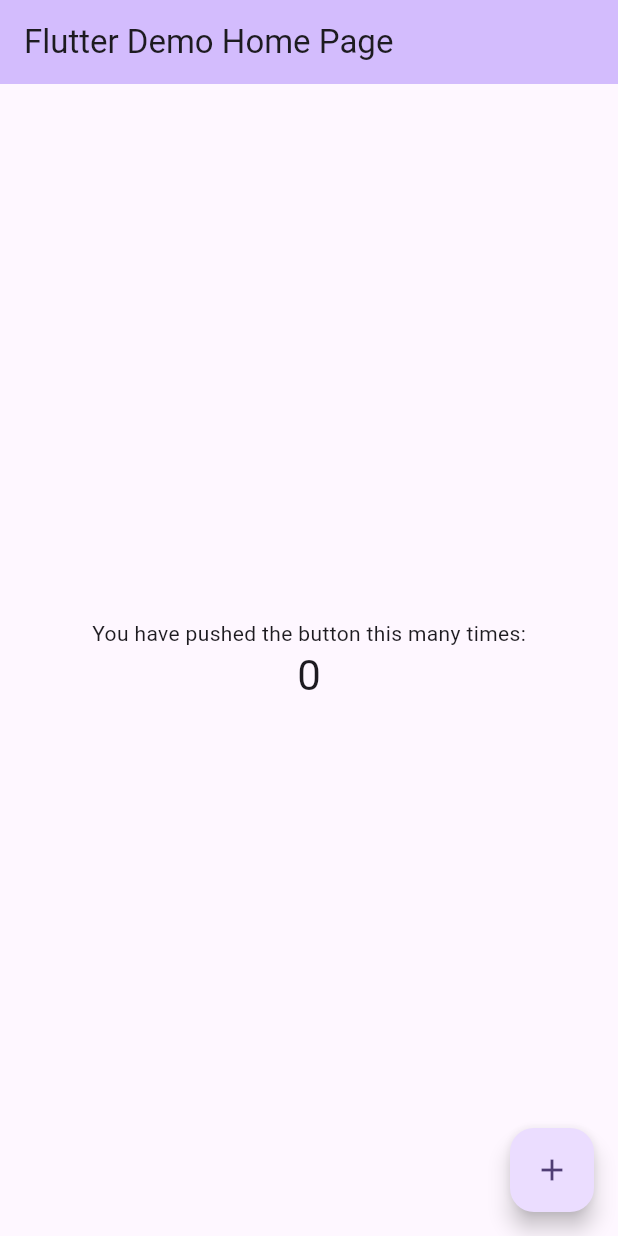
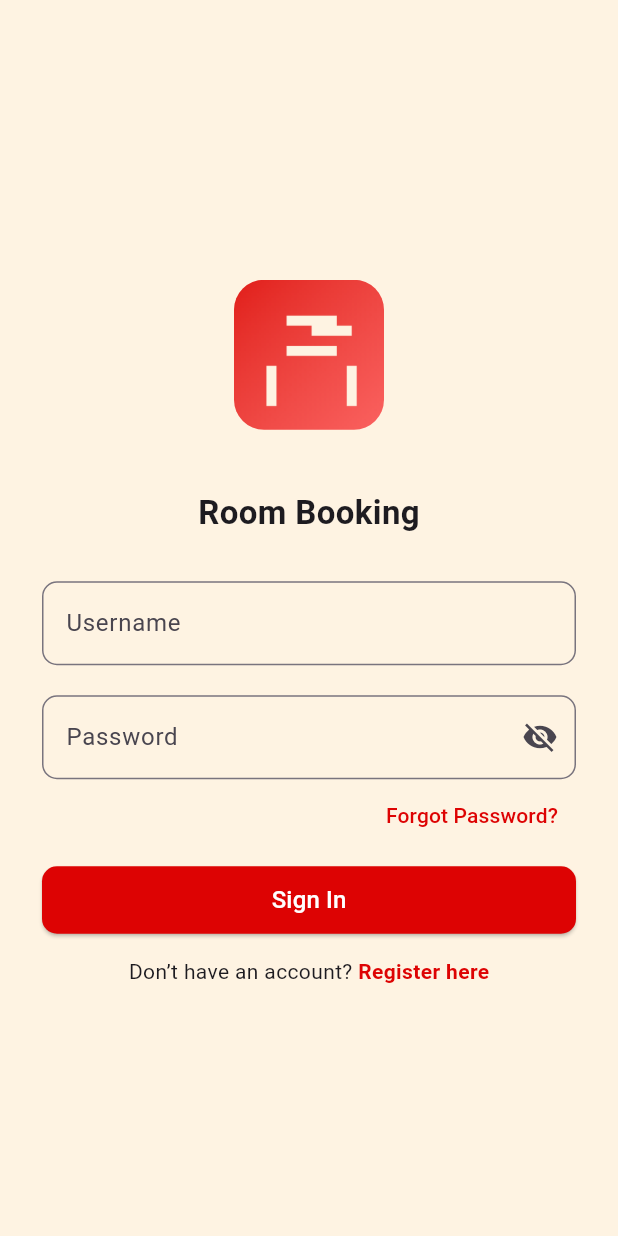
Before and after one commit to sasikrann/mobile_project, a Flutter app: the screen it shows after launch, on a phone screen of 412 x 824 dp. Run offline on Flutter 3.47's test engine with Material 3 defaults, Android fonts, the phone set to English and light mode, and no system bars.

Commit message:
add logo image and create backend ex. app.js (api login and register), db.js , db.sql with package json and create frontend (login page)

```diff
--- /dev/null
+++ b/lib/auth/login.dart
@@ -0,0 +1,201 @@
+import 'dart:convert';
+import 'package:flutter/material.dart';
+import 'package:http/http.dart' as http;
+
+class LoginPage extends StatefulWidget {
+  const LoginPage({super.key});
+
+  @override
+  State<LoginPage> createState() => _LoginPageState();
+}
+
+class _LoginPageState extends State<LoginPage> {
+  final TextEditingController _usernameController = TextEditingController();
+  final TextEditingController _passwordController = TextEditingController();
+  bool _isLoading = false;
+  bool _obscurePassword = true;
+
+  Future<void> _login() async {
+    final username = _usernameController.text.trim();
+    final password = _passwordController.text.trim();
+
+    if (username.isEmpty && password.isEmpty) {
+      _showDialog("Please fill username and password.");
+      return;
+    } else if (username.isEmpty) {
+     _showDialog("Please fill username.");
+      return;
+    } else if (password.isEmpty) {
+       _showDialog("Please fill password.");
+      return;
+    }
+
+
+    setState(() => _isLoading = true);
+
+    try {
+      final response = await http.post(
+        Uri.parse('http://192.168.1.132:3000/api/login'),
+        headers: {'Content-Type': 'application/json'},
+        body: jsonEncode({'username': username, 'password': password}),
+      );
+
+      final data = jsonDecode(response.body);
+
+      if (response.statusCode == 200) {
+        _showDialog("Login successful: ${data['user']['role']}"); //รอแก้
+
+      } else {
+        _showDialog("${data['message']}");
+      }
+    } catch (e) {
+      _showDialog("⚠️ Connection error: $e");
+    }
+
+    setState(() => _isLoading = false);
+  }
+
+  void _showDialog(String message) {
+    showDialog(
+      context: context,
+      builder: (_) => AlertDialog(
+        title: const Text("Room Booking"),
+        content: Text(message),
+        actions: [
+          TextButton(onPressed: () => Navigator.pop(context), child: const Text("OK")),
+        ],
+      ),
+    );
+  }
+
+  @override
+  Widget build(BuildContext context) {
+    return Scaffold(
+      backgroundColor: const Color(0xFFFeF3E2),
+      body: SafeArea(
+        child: Center(
+          child: SingleChildScrollView(
+            padding: const EdgeInsets.symmetric(horizontal: 28, vertical: 40),
+            child: Column(
+              mainAxisAlignment: MainAxisAlignment.center,
+              children: [
+
+                Container(
+                    padding: const EdgeInsets.all(20),
+                    child: ClipRRect(
+                      borderRadius: BorderRadius.circular(20),
+                      child: Image.asset(
+                        'assets/logo.png',
+                        width: 100,
+                        height: 100,
+                        fit: BoxFit.cover,
+                      ),
+                    ),
+                  ),
+                const SizedBox(height: 20),
+                const Text(
+                  "Room Booking",
+                  style: TextStyle(fontSize: 22, fontWeight: FontWeight.bold),
+                ),
+                const SizedBox(height: 30),
+
+                // Username field
+                TextField(
+                  controller: _usernameController,
+                  decoration: InputDecoration(
+                    labelText: "Username",
+                    hintText: "Enter your username",
+                    border: OutlineInputBorder(borderRadius: BorderRadius.circular(10)),
+                  ),
+                ),
+                const SizedBox(height: 20),
+
+                // Password field
+                TextField(
+                  controller: _passwordController,
+                  obscureText: _obscurePassword,
+                  decoration: InputDecoration(
+                    labelText: "Password",
+                    hintText: "Enter your password",
+                    suffixIcon: IconButton(
+                      icon: Icon(
+                        _obscurePassword ? Icons.visibility_off : Icons.visibility,
+                      ),
+                      onPressed: () {
+                        setState(() {
+                          _obscurePassword = !_obscurePassword;
+                        });
+                      },
+                    ),
+                    border: OutlineInputBorder(borderRadius: BorderRadius.circular(10)),
+                  ),
+                ),
+
+                // Forgot Password (placeholder)
+                Container(
+                  alignment: Alignment.centerRight,
+                  child: TextButton(
+                    onPressed: () {},
+                    child: const Text(
+                      "Forgot Password?",
+                      style: TextStyle(color: Color(0xFFDD0303)),
+                    ),
+                  ),
+                ),
+
+                const SizedBox(height: 10),
+
+                // Sign In Button
+                SizedBox(
+                  width: double.infinity,
+                  height: 45,
+                  child: ElevatedButton(
+                    onPressed: _isLoading ? null : _login,
+                    style: ElevatedButton.styleFrom(
+                      backgroundColor: const Color(0xFFDD0303),
+                      shape: RoundedRectangleBorder(
+                        borderRadius: BorderRadius.circular(10),
+
+                      ),
+                    ),
+                    child: _isLoading
+                        ? const CircularProgressIndicator(color: Colors.white)
+                        : const Text(
+                          "Sign In",
+                          style: TextStyle(
+                            fontSize: 16,
+                            color: Colors.white,
+                            ),
+                          ),
+                  ),
+                ),
+
+                const SizedBox(height: 15),
+
+                // Register Link
+                Row(
+                  mainAxisAlignment: MainAxisAlignment.center,
+                  children: [
+                    const Text("Don’t have an account? "),
+                    GestureDetector(
+                      onTap: () {
+
+                      },
+                      child: const Text(
+                        "Register here",
+                        style: TextStyle(
+                          color: Color(0xFFDD0303),
+                          fontWeight: FontWeight.bold,
+                        ),
+                      ),
+                    ),
+                  ],
+                ),
+              ],
+            ),
+          ),
+        ),
+      ),
+    );
+  }
+}
--- a/lib/main.dart
+++ b/lib/main.dart
@@ -1,4 +1,5 @@
 import 'package:flutter/material.dart';
+import 'auth/login.dart';
 
 void main() {
   runApp(const MyApp());
@@ -7,116 +8,11 @@ void main() {
 class MyApp extends StatelessWidget {
   const MyApp({super.key});
 
-  // This widget is the root of your application.
   @override
   Widget build(BuildContext context) {
     return MaterialApp(
-      title: 'Flutter Demo',
-      theme: ThemeData(
-        // This is the theme of your application.
-        //
-        // TRY THIS: Try running your application with "flutter run". You'll see
-        // the application has a purple toolbar. Then, without quitting the app,
-        // try changing the seedColor in the colorScheme below to Colors.green
-        // and then invoke "hot reload" (save your changes or press the "hot
-        // reload" button in a Flutter-supported IDE, or press "r" if you used
-        // the command line to start the app).
-        //
-        // Notice that the counter didn't reset back to zero; the application
-        // state is not lost during the reload. To reset the state, use hot
-        // restart instead.
-        //
-        // This works for code too, not just values: Most code changes can be
-        // tested with just a hot reload.
-        colorScheme: ColorScheme.fromSeed(seedColor: Colors.deepPurple),
-      ),
-      home: const MyHomePage(title: 'Flutter Demo Home Page'),
+      debugShowCheckedModeBanner: false,
+      home: const LoginPage(),
     );
   }
 }
-
-class MyHomePage extends StatefulWidget {
-  const MyHomePage({super.key, required this.title});
-
-  // This widget is the home page of your application. It is stateful, meaning
-  // that it has a State object (defined below) that contains fields that affect
-  // how it looks.
-
-  // This class is the configuration for the state. It holds the values (in this
-  // case the title) provided by the parent (in this case the App widget) and
-  // used by the build method of the State. Fields in a Widget subclass are
-  // always marked "final".
-
-  final String title;
-
-  @override
-  State<MyHomePage> createState() => _MyHomePageState();
-}
-
-class _MyHomePageState extends State<MyHomePage> {
-  int _counter = 0;
-
-  void _incrementCounter() {
-    setState(() {
-      // This call to setState tells the Flutter framework that something has
-      // changed in this State, which causes it to rerun the build method below
-      // so that the display can reflect the updated values. If we changed
-      // _counter without calling setState(), then the build method would not be
-      // called again, and so nothing would appear to happen.
-      _counter++;
-    });
-  }
-
-  @override
-  Widget build(BuildContext context) {
-    // This method is rerun every time setState is called, for instance as done
-    // by the _incrementCounter method above.
-    //
-    // The Flutter framework has been optimized to make rerunning build methods
-    // fast, so that you can just rebuild anything that needs updating rather
-    // than having to individually change instances of widgets.
-    return Scaffold(
-      appBar: AppBar(
-        // TRY THIS: Try changing the color here to a specific color (to
-        // Colors.amber, perhaps?) and trigger a hot reload to see the AppBar
-        // change color while the other colors stay the same.
-        backgroundColor: Theme.of(context).colorScheme.inversePrimary,
-        // Here we take the value from the MyHomePage object that was created by
-        // the App.build method, and use it to set our appbar title.
-        title: Text(widget.title),
-      ),
-      body: Center(
-        // Center is a layout widget. It takes a single child and positions it
-        // in the middle of the parent.
-        child: Column(
-          // Column is also a layout widget. It takes a list of children and
-          // arranges them vertically. By default, it sizes itself to fit its
-          // children horizontally, and tries to be as tall as its parent.
-          //
-          // Column has various properties to control how it sizes itself and
-          // how it positions its children. Here we use mainAxisAlignment to
-          // center the children vertically; the main axis here is the vertical
-          // axis because Columns are vertical (the cross axis would be
-          // horizontal).
-          //
-          // TRY THIS: Invoke "debug painting" (choose the "Toggle Debug Paint"
-          // action in the IDE, or press "p" in the console), to see the
-          // wireframe for each widget.
-          mainAxisAlignment: MainAxisAlignment.center,
-          children: <Widget>[
-            const Text('You have pushed the button this many times:'),
-            Text(
-              '$_counter',
-              style: Theme.of(context).textTheme.headlineMedium,
-            ),
-          ],
-        ),
-      ),
-      floatingActionButton: FloatingActionButton(
-        onPressed: _incrementCounter,
-        tooltip: 'Increment',
-        child: const Icon(Icons.add),
-      ), // This trailing comma makes auto-formatting nicer for build methods.
-    );
-  }
-}
--- a/pubspec.yaml
+++ b/pubspec.yaml
@@ -11,6 +11,7 @@ dependencies:
   flutter:
     sdk: flutter
   cupertino_icons: ^1.0.8
+  http: ^1.5.0
 
 dev_dependencies:
   flutter_test:
```
Also changed, not shown: assets/logo.png (added), lib/auth/register.dart (added), pubspec.lock, 5 other files.
